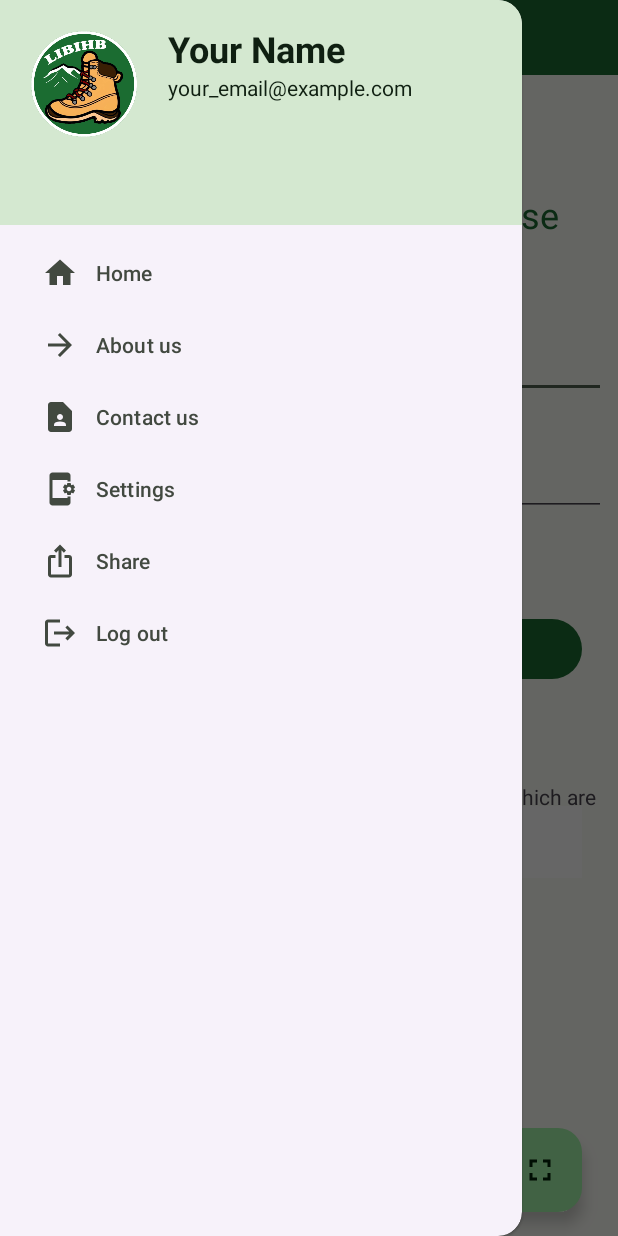
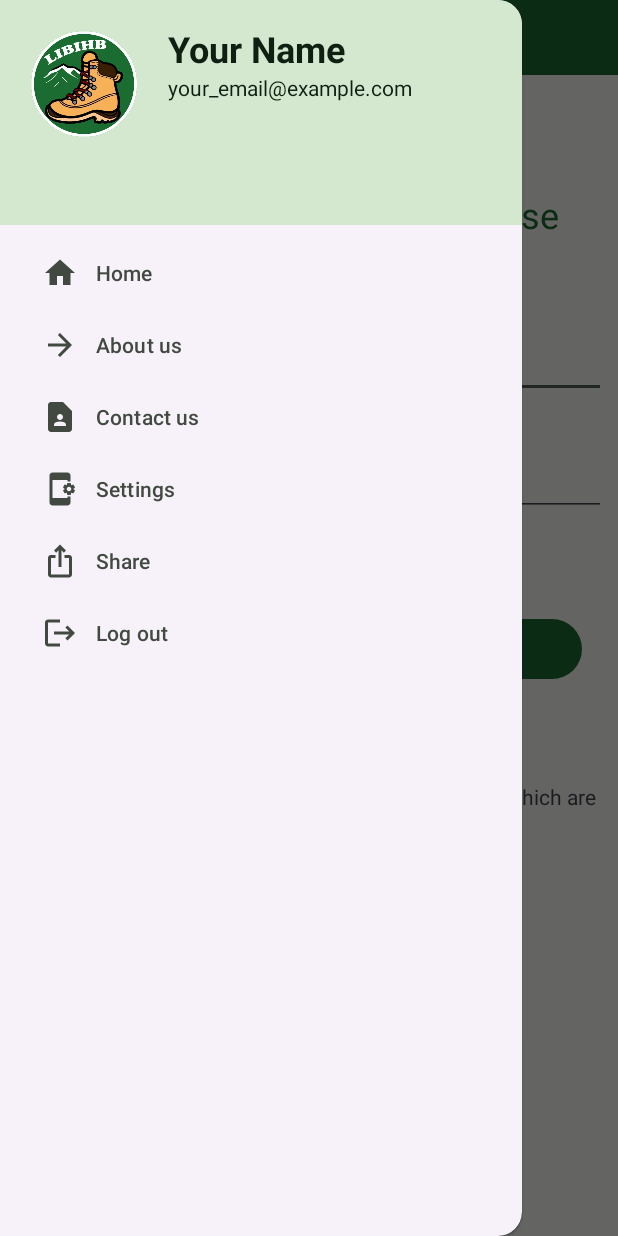
Before and after one commit to SergiuDornea/LIBIHB-JAVA-TravelMemoriesApp, an Android app: the screen it shows after launch (MainActivity), with the side drawer open, on a phone screen of 412 x 824 dp. Run offline under Robolectric (Android 15) with nearby library versions, the phone set to English and light mode, and no system bars; our stand-ins replace navigation-ui.

Commit message:
searched LatLng passed to AddMemory

```diff
--- a/app/src/main/java/com/sergiu/libihb_java/presentation/fragment/add_memory/AddMemory.java
+++ b/app/src/main/java/com/sergiu/libihb_java/presentation/fragment/add_memory/AddMemory.java
@@ -1,7 +1,7 @@
 package com.sergiu.libihb_java.presentation.fragment.add_memory;
 
-import android.content.res.Resources;
 import android.os.Bundle;
+import android.util.Log;
 import android.view.LayoutInflater;
 import android.view.View;
 import android.view.ViewGroup;
@@ -9,24 +9,15 @@ import android.view.ViewGroup;
 import androidx.annotation.NonNull;
 import androidx.annotation.Nullable;
 import androidx.fragment.app.Fragment;
-import androidx.lifecycle.ViewModelProvider;
 
+import com.google.android.gms.maps.model.LatLng;
 import com.sergiu.libihb_java.R;
 import com.sergiu.libihb_java.databinding.FragmentAddMemoryBinding;
 import com.sergiu.libihb_java.presentation.fragment.map.MapsFragment;
 
 
-public class AddMemory extends Fragment {
+public class AddMemory extends Fragment implements MapsFragment.OnLatLngSelectedListener {
     private FragmentAddMemoryBinding binding;
-    private AddMemoryViewModel viewModel;
-
-    @Override
-    public void onCreate(Bundle savedInstanceState) {
-        super.onCreate(savedInstanceState);
-
-        viewModel = new ViewModelProvider(this).get(AddMemoryViewModel.class);
-    }
-
 
     @Override
     public View onCreateView(@NonNull LayoutInflater inflater, ViewGroup container,
@@ -40,11 +31,10 @@ public class AddMemory extends Fragment {
         super.onViewCreated(view, savedInstanceState);
 
         MapsFragment mapsFragment = new MapsFragment();
+        mapsFragment.setOnLatLngSelectedListener(this);
         getChildFragmentManager().beginTransaction()
                 .replace(R.id.map_container, mapsFragment)
                 .commit();
-
-        setObservers();
 
         setListeners();
     }
@@ -55,27 +45,10 @@ public class AddMemory extends Fragment {
             datePicker.show(requireActivity().getSupportFragmentManager(), "datePiker");
         });
 
-        binding.fabEnterMapFullScreen.setOnClickListener(v -> viewModel.toggleFullScreen());
     }
 
-    private void setObservers() {
-        viewModel.getIsMapFullScreen().observe(getViewLifecycleOwner(), isFullScreen -> {
-            updateFullScreenButtonIcon(isFullScreen);
-            updateMapContainer(isFullScreen);
-        });
-    }
-
-    private void updateFullScreenButtonIcon(boolean isFullScreen) {
-        int iconResId = isFullScreen ? R.drawable.ic_exit_full_screen : R.drawable.ic_enter_full_screen;
-        binding.fabEnterMapFullScreen.setImageResource(iconResId);
-    }
-
-    private void updateMapContainer(boolean isFullScreen) {
-        int screenHeight = Resources.getSystem().getDisplayMetrics().heightPixels;
-        int targetHeight = (int) (screenHeight * 0.3);
-
-        ViewGroup.LayoutParams params = binding.mapContainer.getLayoutParams();
-        params.height = isFullScreen ? ViewGroup.LayoutParams.MATCH_PARENT : targetHeight;
-        binding.mapContainer.setLayoutParams(params);
+    @Override
+    public void onLatLngSelected(LatLng latLng) {
+        Log.d("lat", "Received LatLng: " + latLng.toString());
     }
 }
--- a/app/src/main/java/com/sergiu/libihb_java/presentation/fragment/add_memory/AddMemoryViewModel.java
+++ /dev/null
@@ -1,16 +0,0 @@
-package com.sergiu.libihb_java.presentation.fragment.add_memory;
-
-import androidx.lifecycle.LiveData;
-import androidx.lifecycle.MutableLiveData;
-import androidx.lifecycle.ViewModel;
-
-public class AddMemoryViewModel extends ViewModel {
-    private final MutableLiveData<Boolean> isMapFullScreen = new MutableLiveData<>(false);
-    public LiveData<Boolean> getIsMapFullScreen() {
-        return isMapFullScreen;
-    }
-
-    public void toggleFullScreen() {
-        isMapFullScreen.setValue(Boolean.FALSE.equals(isMapFullScreen.getValue()));
-    }
-}
--- a/app/src/main/java/com/sergiu/libihb_java/presentation/fragment/map/MapsFragment.java
+++ b/app/src/main/java/com/sergiu/libihb_java/presentation/fragment/map/MapsFragment.java
@@ -1,9 +1,4 @@
 package com.sergiu.libihb_java.presentation.fragment.map;
-
-import androidx.annotation.NonNull;
-import androidx.annotation.Nullable;
-import androidx.appcompat.widget.SearchView;
-import androidx.fragment.app.Fragment;
 
 import android.location.Address;
 import android.location.Geocoder;
@@ -12,6 +7,12 @@ import android.util.Log;
 import android.view.LayoutInflater;
 import android.view.View;
 import android.view.ViewGroup;
+import android.widget.Toast;
+
+import androidx.annotation.NonNull;
+import androidx.annotation.Nullable;
+import androidx.appcompat.widget.SearchView;
+import androidx.fragment.app.Fragment;
 
 import com.google.android.gms.maps.CameraUpdateFactory;
 import com.google.android.gms.maps.GoogleMap;
@@ -23,15 +24,20 @@ import com.sergiu.libihb_java.R;
 import com.sergiu.libihb_java.databinding.FragmentMapsBinding;
 
 import java.util.List;
-import java.util.Map;
 
 public class MapsFragment extends Fragment {
     private FragmentMapsBinding binding;
     private GoogleMap map;
+    private OnLatLngSelectedListener onLatLngSelectedListener;
+    private final OnMapReadyCallback callback = googleMap -> map = googleMap;
 
-    private OnMapReadyCallback callback = googleMap -> {
-        map = googleMap;
-    };
+    public interface OnLatLngSelectedListener {
+        void onLatLngSelected(LatLng latLng);
+    }
+
+    public void setOnLatLngSelectedListener(OnLatLngSelectedListener listener) {
+        onLatLngSelectedListener = listener;
+    }
 
     @Nullable
     @Override
@@ -45,34 +51,44 @@ public class MapsFragment extends Fragment {
     @Override
     public void onViewCreated(@NonNull View view, @Nullable Bundle savedInstanceState) {
         super.onViewCreated(view, savedInstanceState);
+        initializeMap();
+        setListeners();
+    }
+
+    private void initializeMap() {
         SupportMapFragment mapFragment = (SupportMapFragment) getChildFragmentManager().findFragmentById(R.id.map);
         if (mapFragment != null) {
             mapFragment.getMapAsync(callback);
         }
-
-        setListeners();
     }
 
-    private void setListeners(){
+    private void setListeners() {
         binding.searchBar.setOnQueryTextListener(new SearchView.OnQueryTextListener() {
             @Override
             public boolean onQueryTextSubmit(String query) {
                 String location = binding.searchBar.getQuery().toString();
                 List<Address> addressList = null;
 
-                if(location != null){
-                    Geocoder geocoder = new Geocoder(requireContext());
-                    try {
-                        addressList = geocoder.getFromLocationName(location, 1);
-                    }catch (Exception e){
-                        Log.d("err", "onQueryTextSubmit: " + e);
-                    }
+                Geocoder geocoder = new Geocoder(requireContext());
+                try {
+                    addressList = geocoder.getFromLocationName(location, 1);
+                } catch (Exception e) {
+                    Log.d("err", "onQueryTextSubmit: " + e);
+                }
 
-                    assert addressList != null;
+                if (addressList != null && !addressList.isEmpty()) {
                     Address address = addressList.get(0);
                     LatLng latLng = new LatLng(address.getLatitude(), address.getLongitude());
                     map.addMarker(new MarkerOptions().position(latLng).title(location));
                     map.animateCamera(CameraUpdateFactory.newLatLngZoom(latLng, 11));
+                    binding.searchBar.clearFocus();
+
+                    if (onLatLngSelectedListener != null) {
+                        onLatLngSelectedListener.onLatLngSelected(latLng);
+                    }
+                } else {
+                    // todo make text translatable
+                    Toast.makeText(requireContext(), "Location not found", Toast.LENGTH_SHORT).show();
                 }
 
                 return true;
--- a/app/src/main/res/layout/fragment_add_memory.xml
+++ b/app/src/main/res/layout/fragment_add_memory.xml
@@ -102,24 +102,11 @@
             android:id="@+id/map_container"
             android:layout_width="match_parent"
             android:layout_height="0dp"
-            app:layout_constraintHeight_percent="0.3"
             android:layout_marginTop="16dp"
             app:layout_constraintEnd_toEndOf="parent"
+            app:layout_constraintHeight_percent="0.3"
             app:layout_constraintStart_toStartOf="parent"
             app:layout_constraintTop_toBottomOf="@+id/choose_location_text_view" />
-
-        <com.google.android.material.floatingactionbutton.FloatingActionButton
-            android:id="@+id/fab_enter_map_full_screen"
-            android:layout_width="wrap_content"
-            android:layout_height="wrap_content"
-            android:layout_alignParentEnd="true"
-            android:layout_gravity="end|bottom"
-            android:layout_margin="16dp"
-            android:contentDescription="@string/enter_map_full_screen"
-            android:src="@drawable/ic_enter_full_screen"
-            app:layout_constraintBottom_toBottomOf="parent"
-            app:layout_constraintEnd_toEndOf="parent" />
-
     </androidx.constraintlayout.widget.ConstraintLayout>
 
 </FrameLayout>
--- a/app/src/main/res/values/strings.xml
+++ b/app/src/main/res/values/strings.xml
@@ -37,5 +37,5 @@
     <string name="pick_a_date">Pick a date</string>
     <string name="choose_the_location">Choose the location:</string>
     <string name="enter_map_full_screen">enter map full screen</string>
-    <string name="search">Search</string>
+    <string name="search">Click on the magnifying glass to search for a location</string>
 </resources>
```
Also changed, not shown: app/src/main/res/layout/fragment_maps.xml (+6 -5 lines).
